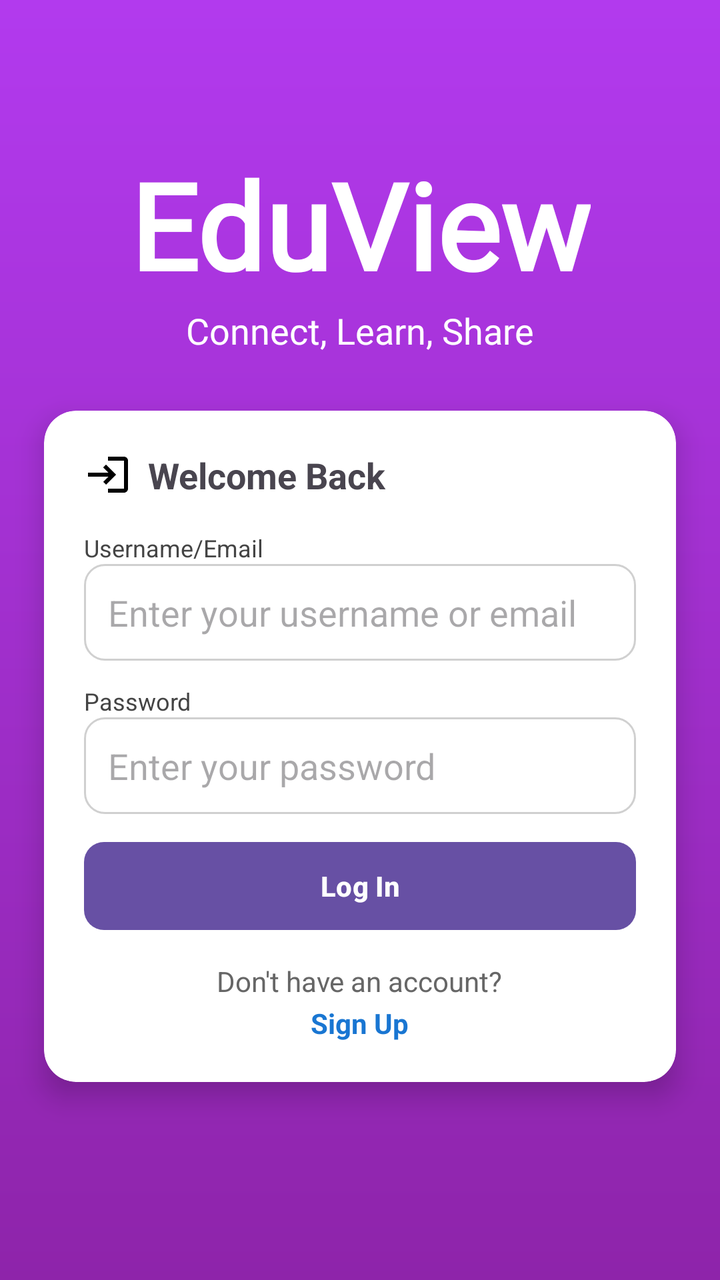
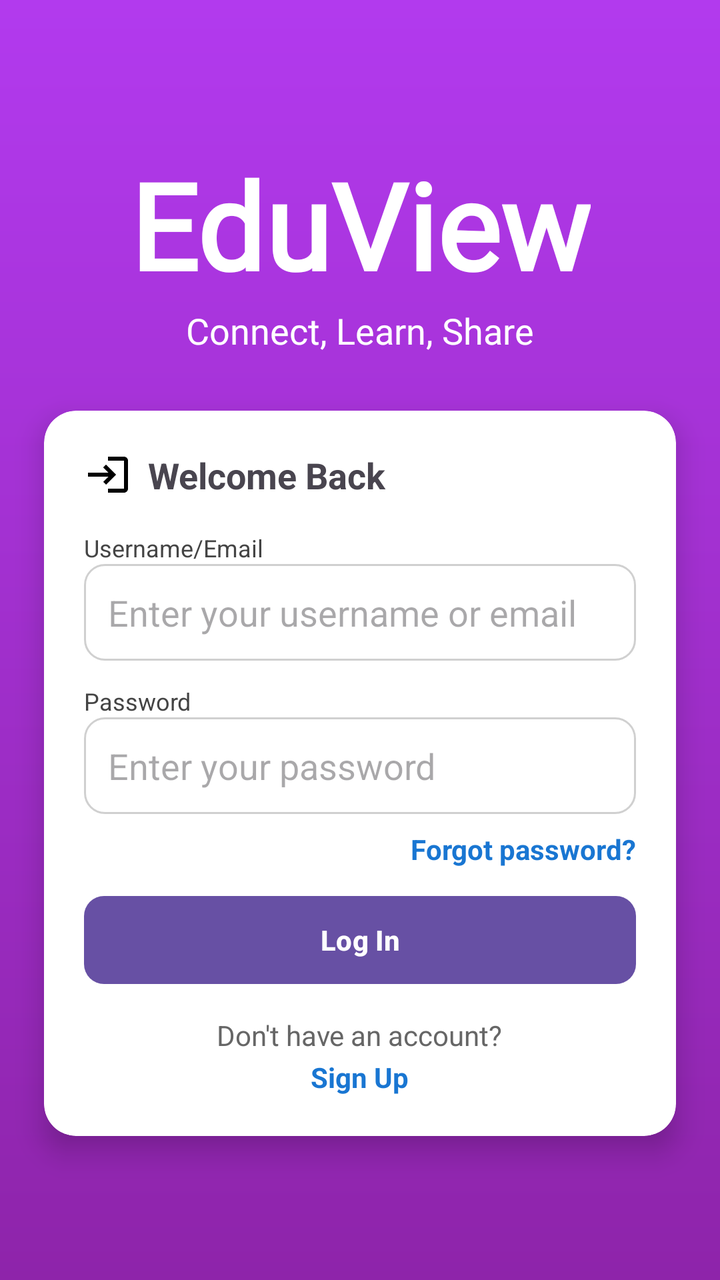

Compare the two renders of this Android layout. The source of the first and the diff that turns it into the second are given below.
<!-- AndroidManifest.xml: activity theme Theme.EduView -->
<!-- res/layout/activity_login.xml -->
<?xml version="1.0" encoding="utf-8"?>
<androidx.constraintlayout.widget.ConstraintLayout
    xmlns:android="http://schemas.android.com/apk/res/android"
    xmlns:app="http://schemas.android.com/apk/res-auto"
    android:layout_width="match_parent"
    android:layout_height="match_parent"
    android:background="@drawable/bg_login_gradient">

    <TextView
        android:id="@+id/tv_appname"
        android:layout_width="wrap_content"
        android:layout_height="wrap_content"
        android:text="EduView"
        android:textColor="#FFFFFF"
        android:textSize="60sp"
        android:textStyle="bold"
        android:fontFamily="@font/cabin_sketch_bold"
        android:layout_marginTop="72dp"
        app:layout_constraintTop_toTopOf="parent"
        app:layout_constraintStart_toStartOf="parent"
        app:layout_constraintEnd_toEndOf="parent"/>

    <TextView
        android:id="@+id/tv_tagline"
        android:layout_width="wrap_content"
        android:layout_height="wrap_content"
        android:text="Connect, Learn, Share"
        android:textColor="#FFFFFF"
        android:textSize="18sp"
        android:fontFamily="@font/cabin_sketch_regular"
        android:layout_marginTop="1dp"
        app:layout_constraintTop_toBottomOf="@id/tv_appname"
        app:layout_constraintStart_toStartOf="parent"
        app:layout_constraintEnd_toEndOf="parent"/>

    <androidx.cardview.widget.CardView
        android:id="@+id/card_login"
        android:layout_width="0dp"
        android:layout_height="wrap_content"
        android:layout_marginStart="22dp"
        android:layout_marginEnd="22dp"
        android:layout_marginTop="28dp"
        app:cardCornerRadius="16dp"
        app:cardElevation="8dp"
        app:layout_constraintTop_toBottomOf="@id/tv_tagline"
        app:layout_constraintStart_toStartOf="parent"
        app:layout_constraintEnd_toEndOf="parent">

        <FrameLayout
            android:layout_width="match_parent"
            android:layout_height="wrap_content"
            android:padding="20dp">

            
            <LinearLayout
                android:id="@+id/login_form_container"
                android:layout_width="match_parent"
                android:layout_height="wrap_content"
                android:orientation="vertical">

                <TextView
                    android:id="@+id/tv_welcome"
                    android:layout_width="wrap_content"
                    android:layout_height="wrap_content"
                    android:text="@string/welcome_back"
                    android:textSize="18sp"
                    android:textStyle="bold"
                    android:drawableStart="@drawable/ic_login"
                    android:drawablePadding="8dp"/>

                <TextView
                    android:layout_width="wrap_content"
                    android:layout_height="wrap_content"
                    android:text="Username/Email"
                    android:textSize="12sp"
                    android:layout_marginTop="16dp"
                    android:textColor="#444444"/>

                <EditText
                    android:id="@+id/et_username"
                    android:layout_width="match_parent"
                    android:layout_height="wrap_content"
                    android:autofillHints="username,emailAddress"
                    android:hint="Enter your username or email"
                    android:inputType="textEmailAddress"
                    android:background="@drawable/bg_input_rounded"/>

                <TextView
                    android:layout_width="wrap_content"
                    android:layout_height="wrap_content"
                    android:text="Password"
                    android:textSize="12sp"
                    android:layout_marginTop="12dp"
                    android:textColor="#444444"/>

                <EditText
                    android:id="@+id/et_password"
                    android:layout_width="match_parent"
                    android:layout_height="wrap_content"
                    android:autofillHints="password"
                    android:hint="Enter your password"
                    android:inputType="textPassword"
                    android:background="@drawable/bg_input_rounded"/>

                <TextView
                    android:id="@+id/tv_error"
                    android:layout_width="wrap_content"
                    android:layout_height="wrap_content"
                    android:text="Wrong Credentials.\nTry again"
                    android:textColor="#D32F2F"
                    android:textStyle="bold"
                    android:textSize="12sp"
                    android:layout_gravity="center_horizontal"
                    android:layout_marginTop="10dp"
                    android:visibility="gone"/>

                <Button
                    android:id="@+id/btn_login"
                    android:layout_width="match_parent"
                    android:layout_height="44dp"
                    android:text="Log In"
                    android:textStyle="bold"
                    android:layout_marginTop="14dp"
                    android:background="@drawable/bg_button_beige"/>

                <TextView
                    android:layout_width="wrap_content"
                    android:layout_height="wrap_content"
                    android:text="Don't have an account?"
                    android:layout_gravity="center_horizontal"
                    android:layout_marginTop="16dp"
                    android:textColor="#666666"/>

                <TextView
                    android:id="@+id/tv_signup"
                    android:layout_width="wrap_content"
                    android:layout_height="wrap_content"
                    android:text="Sign Up"
                    android:textStyle="bold"
                    android:textColor="#1976D2"
                    android:layout_gravity="center_horizontal"
                    android:layout_marginTop="2dp"/>
            </LinearLayout>

            
            <LinearLayout
                android:id="@+id/success_container"
                android:layout_width="match_parent"
                android:layout_height="wrap_content"
                android:orientation="vertical"
                android:gravity="center_horizontal"
                android:visibility="gone">

                <TextView
                    android:id="@+id/tv_success_msg"
                    android:layout_width="wrap_content"
                    android:layout_height="wrap_content"
                    android:text="You’re successfully logged in."
                    android:textSize="14sp"
                    android:textColor="#2E7D32"
                    android:textStyle="bold"/>

                <TextView
                    android:id="@+id/tv_continue"
                    android:layout_width="wrap_content"
                    android:layout_height="wrap_content"
                    android:text="Continue"
                    android:textColor="#1976D2"
                    android:textStyle="bold"
                    android:layout_marginTop="10dp"/>
            </LinearLayout>

        </FrameLayout>

    </androidx.cardview.widget.CardView>

</androidx.constraintlayout.widget.ConstraintLayout>
<!-- resources referenced by this layout -->
<resources>
  <!-- drawable bg_button_beige (drawable) -->
  <?xml version="1.0" encoding="utf-8"?>
  <shape xmlns:android="http://schemas.android.com/apk/res/android">
      <solid android:color="#F3D2A6"/>
      <corners android:radius="10dp"/>
  </shape>
  <!-- drawable bg_input_rounded (drawable) -->
  <?xml version="1.0" encoding="utf-8"?>
  <shape xmlns:android="http://schemas.android.com/apk/res/android">
      <solid android:color="#FFFFFF"/>
      <corners android:radius="10dp"/>
      <stroke android:width="1dp" android:color="#D0D0D0"/>
      <padding android:left="12dp" android:top="12dp" android:right="12dp" android:bottom="12dp"/>
  </shape>
  <!-- drawable bg_login_gradient (drawable) -->
  <?xml version="1.0" encoding="utf-8"?>
  <shape xmlns:android="http://schemas.android.com/apk/res/android">
      <gradient
          android:angle="270"
          android:startColor="#B23AEE"
          android:endColor="#8E24AA"/>
  </shape>
  <!-- drawable ic_login (drawable) -->
  <vector xmlns:android="http://schemas.android.com/apk/res/android" android:autoMirrored="true" android:height="24dp" android:tint="#000000" android:viewportHeight="24" android:viewportWidth="24" android:width="24dp">
        
      <path android:fillColor="@android:color/white" android:pathData="M11,7L9.6,8.4l2.6,2.6H2v2h10.2l-2.6,2.6L11,17l5,-5L11,7zM20,19h-8v2h8c1.1,0 2,-0.9 2,-2V5c0,-1.1 -0.9,-2 -2,-2h-8v2h8V19z"/>
      
  </vector>
  <string name="welcome_back">Welcome Back</string>
  <style name="Theme.EduView" parent="Base.Theme.EduView" />
  <style name="Base.Theme.EduView" parent="Theme.Material3.DayNight.NoActionBar">
          
          
      </style>
</resources>

<!-- the commit's change to res/layout/activity_login.xml (unified diff, before → after) -->
@@ -103,6 +103,18 @@
                     android:background="@drawable/bg_input_rounded"/>
 
                 <TextView
+                    android:id="@+id/tv_forgot_password"
+                    android:layout_width="wrap_content"
+                    android:layout_height="wrap_content"
+                    android:layout_gravity="end"
+                    android:layout_marginTop="8dp"
+                    android:text="Forgot password?"
+                    android:textColor="#1976D2"
+                    android:textStyle="bold"
+                    android:clickable="true"
+                    android:focusable="true" />
+
+                <TextView
                     android:id="@+id/tv_error"
                     android:layout_width="wrap_content"
                     android:layout_height="wrap_content"
@@ -135,11 +147,11 @@
                     android:id="@+id/tv_signup"
                     android:layout_width="wrap_content"
                     android:layout_height="wrap_content"
+                    android:layout_gravity="center_horizontal"
+                    android:layout_marginTop="2dp"
                     android:text="Sign Up"
-                    android:textStyle="bold"
                     android:textColor="#1976D2"
-                    android:layout_gravity="center_horizontal"
-                    android:layout_marginTop="2dp"/>
+                    android:textStyle="bold" />
             </LinearLayout>
 
             
